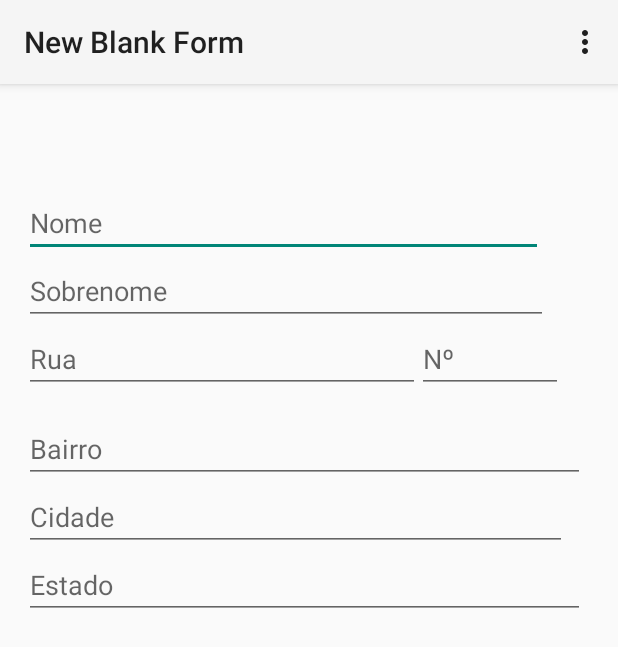
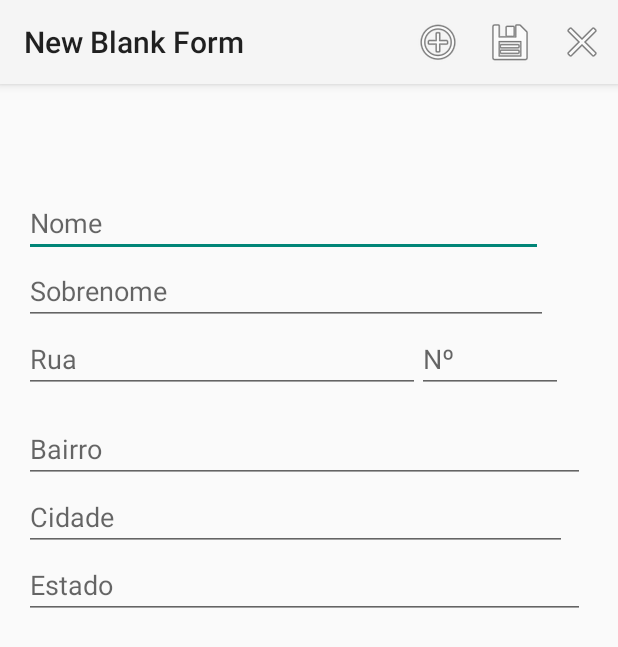
Before and after one commit to willyelns/FormularioFW, an Android app: the BlankFormActivity screen opened directly, with no data from a screen before it, on a phone screen of 412 x 824 dp. Shown: the top 647 px of the screen. Run offline under Robolectric (Android 15) with nearby library versions, the phone set to English and light mode, and no system bars.

Commit message:
Erro da duplicata corrigido, mudança no menu

```diff
--- a/app/src/main/res/menu/menu_blank_form.xml
+++ b/app/src/main/res/menu/menu_blank_form.xml
@@ -1,10 +1,14 @@
 <menu xmlns:android="http://schemas.android.com/apk/res/android"
     xmlns:tools="http://schemas.android.com/tools"
     tools:context="com.example.raevix.formulario.BlankFormActivity">
+
     <item android:id="@+id/action_addCampo" android:title="Novo Campo"
-        android:orderInCategory="100" android:showAsAction="never" />
+        android:icon="@android:drawable/ic_menu_add"
+        android:orderInCategory="100" android:showAsAction="always|withText" />
     <item android:id="@+id/action_salvar" android:title="Salvar Formulário"
-        android:orderInCategory="100" android:showAsAction="never" />
+        android:icon="@android:drawable/ic_menu_save"
+        android:orderInCategory="100" android:showAsAction="always|withText" />
     <item android:id="@+id/action_cancelar" android:title="Cancelar"
-        android:orderInCategory="100" android:showAsAction="never" />
+        android:icon="@android:drawable/ic_menu_close_clear_cancel"
+        android:orderInCategory="100" android:showAsAction="ifRoom" />
 </menu>
```
Also changed, not shown: app/src/main/java/com/example/raevix/formulario/BlankFormActivity.java (+20 -17 lines).
